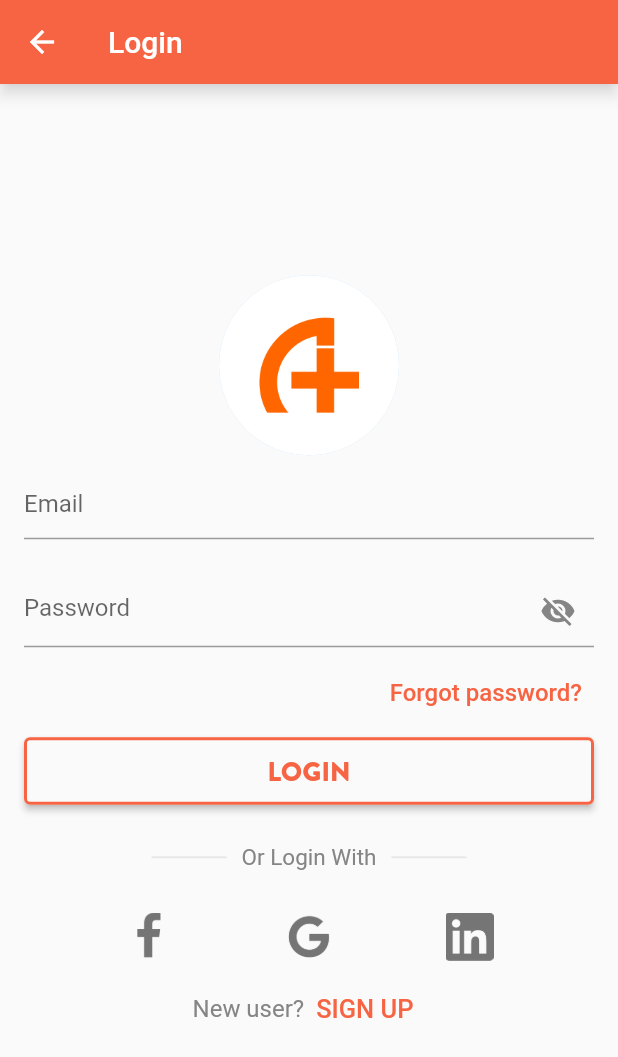
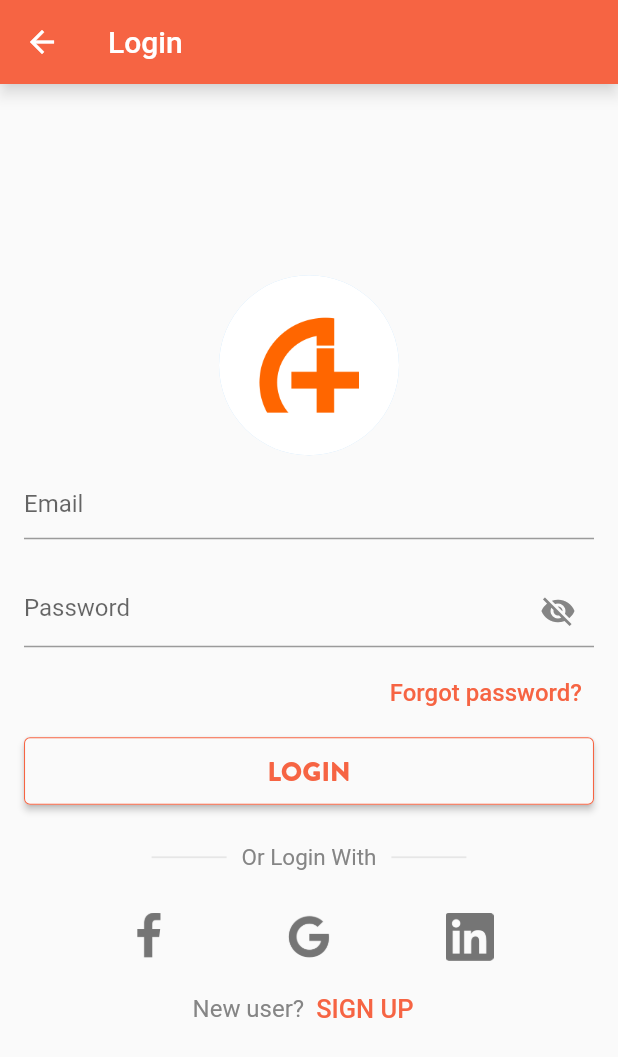
Before and after one commit to Leonel-Castnz-Kare/kare-hero-app, a Flutter app: the screen it shows after launch, after a tap on "LOGIN", on a phone screen of 412 x 824 dp. Shown: the top 1057 px of the screen. Run offline on Flutter 3.47's test engine with Material 2 defaults, Android fonts, the phone set to English and light mode, and no system bars.

```diff
--- a/lib/main.dart
+++ b/lib/main.dart
@@ -47,7 +47,10 @@ class _HomeState extends State<Home> {
                           },
                           style: const ButtonStyle(
                             backgroundColor:
-                                MaterialStatePropertyAll(KareColors.concrete),
+                            MaterialStatePropertyAll(KareColors.snow),
+                            side: MaterialStatePropertyAll(
+                              BorderSide(color: KareColors.kareOrange, width: 0.7),
+                            ),
                           ),
                           child: const Text(
                             'LOGIN',
@@ -68,7 +71,10 @@ class _HomeState extends State<Home> {
                           },
                           style: const ButtonStyle(
                             backgroundColor:
-                                MaterialStatePropertyAll(KareColors.orange),
+                            MaterialStatePropertyAll(KareColors.kareOrange),
+                            side: MaterialStatePropertyAll(
+                              BorderSide(color: KareColors.snow, width: 0.7),
+                            ),
                           ),
                           child: Text('SIGNUP'),
                         ),
--- a/lib/screens/login.dart
+++ b/lib/screens/login.dart
@@ -14,7 +14,7 @@ class _LoginScreenState extends State<LoginScreen> {
   @override
   Widget build(BuildContext context) {
     return Scaffold(
-      // backgroundColor: Colors.white,
+      backgroundColor: KareColors.snow,
       appBar: AppBar(
         backgroundColor: KareColors.kareOrange,
         shadowColor: Colors.white,
@@ -24,10 +24,7 @@ class _LoginScreenState extends State<LoginScreen> {
         child: SingleChildScrollView(
           padding: const EdgeInsets.all(16.0),
           physics: const BouncingScrollPhysics(),
-          child: Container(
           child: Column(
-              mainAxisAlignment: MainAxisAlignment.center,
-              crossAxisAlignment: CrossAxisAlignment.start,
             children: [
               Row(
                 mainAxisAlignment: MainAxisAlignment.center,
@@ -42,6 +39,7 @@ class _LoginScreenState extends State<LoginScreen> {
               ),
               const SizedBox(height: 8.0),
               const TextField(
+                keyboardType: TextInputType.emailAddress,
                 decoration: InputDecoration(
                   hintText: 'Email',
                   focusedBorder: UnderlineInputBorder(
@@ -58,6 +56,12 @@ class _LoginScreenState extends State<LoginScreen> {
                 obscureText: _obscurePassword,
                 decoration: InputDecoration(
                   hintText: 'Password',
+                  focusedBorder: const UnderlineInputBorder(
+                    borderSide: BorderSide(
+                      color: KareColors.orange,
+                      width: 2,
+                    ),
+                  ),
                   suffixIcon: IconButton(
                     onPressed: () {
                       setState(() {
@@ -68,12 +72,6 @@ class _LoginScreenState extends State<LoginScreen> {
                         ? Icons.visibility_off
                         : Icons.visibility),
                     color: KareColors.darkGray2,
-                    ),
-                    focusedBorder: const UnderlineInputBorder(
-                      borderSide: BorderSide(
-                        color: KareColors.orange,
-                        width: 2,
-                      ),
                   ),
                 ),
               ),
@@ -102,7 +100,8 @@ class _LoginScreenState extends State<LoginScreen> {
                         backgroundColor:
                             MaterialStatePropertyAll(KareColors.snow),
                         side: MaterialStatePropertyAll(
-                            BorderSide(color: KareColors.kareOrange, width: 2),
+                          BorderSide(
+                              color: KareColors.kareOrange, width: 0.7),
                         ),
                       ),
                       onPressed: () {},
@@ -111,7 +110,8 @@ class _LoginScreenState extends State<LoginScreen> {
                         style: TextStyle(
                           color: KareColors.kareOrange,
                           fontSize: 18,
-                              fontFamily: 'BrandonText'),
+                          fontFamily: 'BrandonText',
+                        ),
                       ),
                     ),
                   ),
@@ -197,7 +197,6 @@ class _LoginScreenState extends State<LoginScreen> {
           ),
         ),
       ),
-      ),
     );
   }
 }
```
Lines whose indentation alone changed are shown as unchanged.
